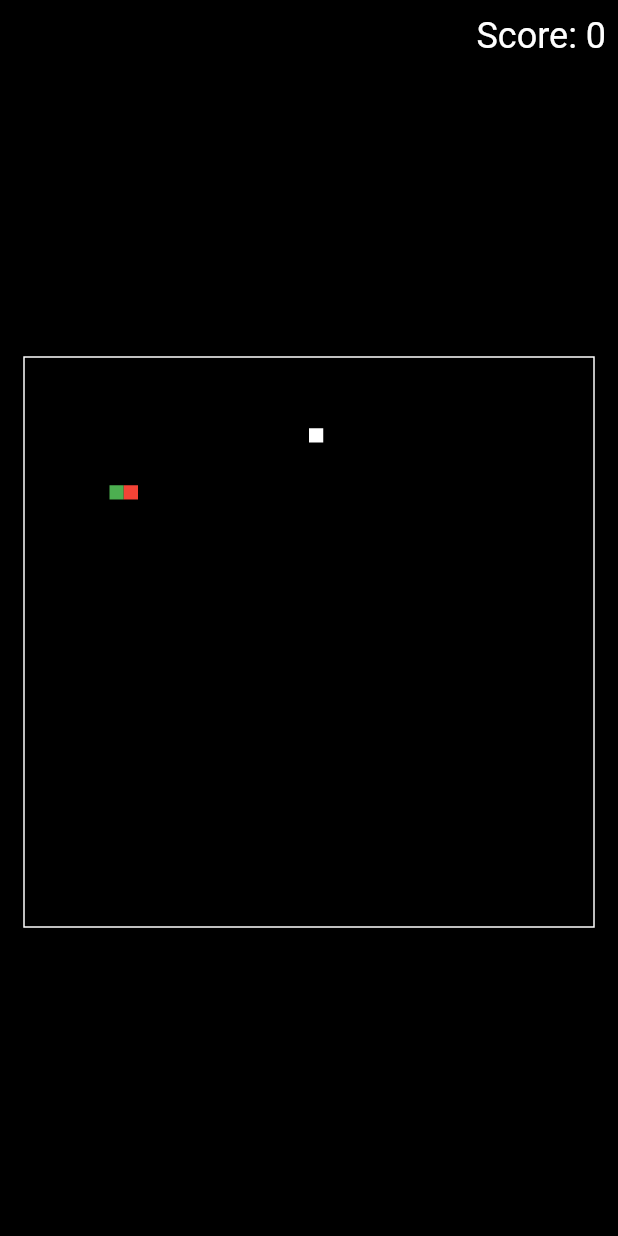
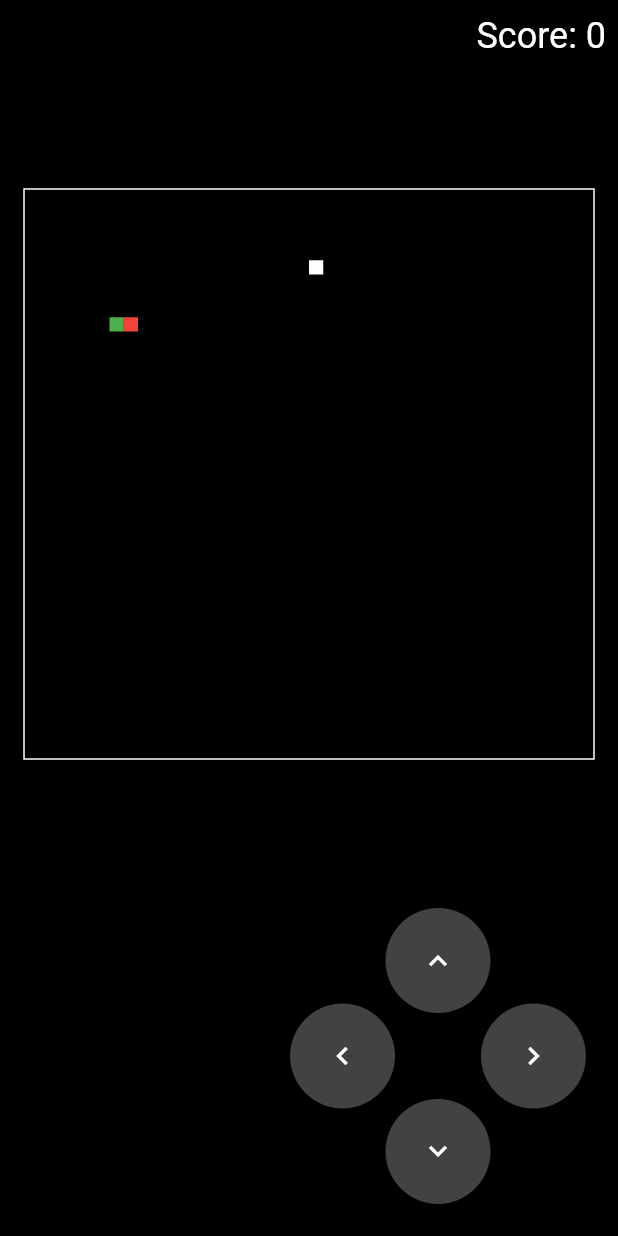
Before and after one commit to 2shrestha22/snake_game, a Flutter app: the screen it shows after launch, on a phone screen of 412 x 824 dp. Run offline on Flutter 3.47's test engine with Material 3 defaults, Android fonts, the phone set to English and light mode, and no system bars; missing offline and left inert: flutter_soloud.

Commit message:
add dpad

```diff
--- /dev/null
+++ b/lib/dpad.dart
@@ -0,0 +1,55 @@
+import 'dart:math' as math;
+
+import 'package:flutter/material.dart';
+import 'package:snake_game/game.dart';
+
+class Dpad extends StatelessWidget {
+  const Dpad({super.key, required this.onTap});
+
+  final void Function(Direction direction) onTap;
+
+  @override
+  Widget build(BuildContext context) {
+    return Container(
+      margin: EdgeInsets.all(32),
+      width: 160,
+      child: Transform.rotate(
+        angle: 45 * math.pi / 180,
+        child: GridView.count(
+          physics: NeverScrollableScrollPhysics(),
+          shrinkWrap: true,
+          crossAxisCount: 2,
+          mainAxisSpacing: 20,
+          crossAxisSpacing: 20,
+          children: [
+            _buildArrowButton(Icons.keyboard_arrow_up, Direction.up),
+            _buildArrowButton(Icons.keyboard_arrow_right, Direction.right),
+            _buildArrowButton(Icons.keyboard_arrow_left, Direction.left),
+            _buildArrowButton(Icons.keyboard_arrow_down, Direction.down),
+          ],
+        ),
+      ),
+    );
+  }
+
+  /// Creates an arrow button
+  Widget _buildArrowButton(IconData icon, Direction direction) {
+    return Center(
+      child: GestureDetector(
+        onTap: () => onTap(direction),
+        child: Container(
+          width: 80,
+          height: 80,
+          decoration: BoxDecoration(
+            color: Colors.grey.shade800,
+            shape: BoxShape.circle,
+          ),
+          child: Transform.rotate(
+            angle: -45 * math.pi / 180,
+            child: Icon(icon, color: Colors.white),
+          ),
+        ),
+      ),
+    );
+  }
+}
--- a/lib/game.dart
+++ b/lib/game.dart
@@ -1,9 +1,9 @@
-// ignore_for_file: public_member_api_docs, sort_constructors_first
 import 'dart:async';
 import 'dart:math';
 
 import 'package:flutter/material.dart';
 import 'package:flutter/services.dart';
+import 'package:snake_game/dpad.dart';
 import 'package:snake_game/game_audio.dart';
 
 class Game extends StatefulWidget {
@@ -55,7 +55,8 @@ class _GameState extends State<Game> {
 
   @override
   Widget build(BuildContext context) {
-    return Material(
+    return SafeArea(
+      child: Material(
         color: Colors.black,
         child: Padding(
           padding: const EdgeInsets.all(8.0),
@@ -103,7 +104,10 @@ class _GameState extends State<Game> {
                                   constraints.maxWidth,
                                   constraints.maxHeight,
                                 ),
-                              painter: GamePainter(board: board, snake: snake),
+                                painter: GamePainter(
+                                  board: board,
+                                  snake: snake,
+                                ),
                               );
                             },
                           ),
@@ -113,7 +117,12 @@ class _GameState extends State<Game> {
                   ),
                 ),
               ),
+              Align(
+                alignment: Alignment.centerRight,
+                child: Dpad(onTap: (direction) => snake.direction = direction),
+              ),
             ],
+          ),
         ),
       ),
     );
```
Lines whose indentation alone changed are shown as unchanged.
